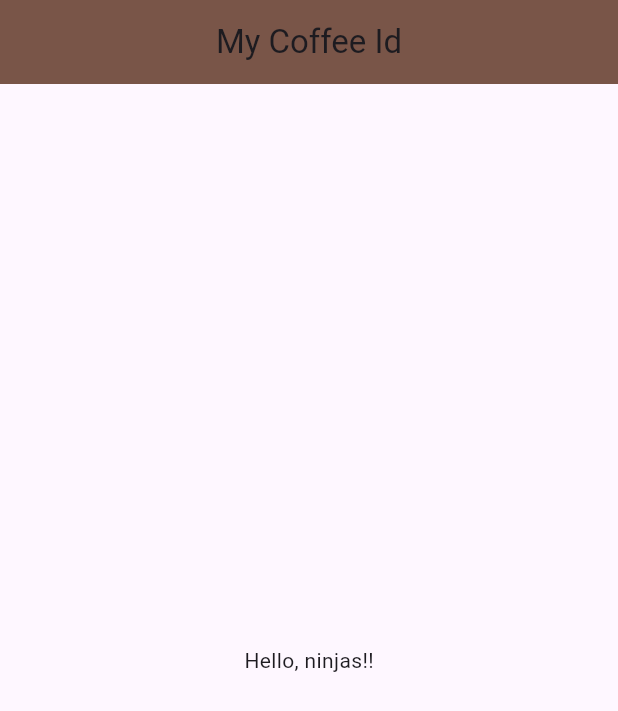
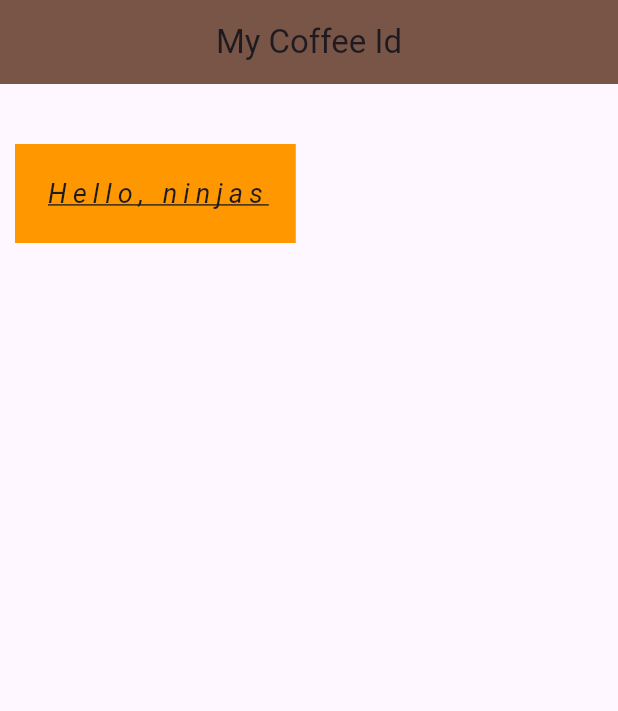
Before and after one commit to lordsayur/coffee-card, a Flutter app: the screen it shows after launch, on a phone screen of 412 x 824 dp. Shown: the top 711 px of the screen. Run offline on Flutter 3.47's test engine with Material 3 defaults, Android fonts, the phone set to English and light mode, and no system bars.

Commit message:
✨ #9 Containers

```diff
--- a/lib/main.dart
+++ b/lib/main.dart
@@ -18,10 +18,18 @@ class Home extends StatelessWidget {
 
   @override
   Widget build(BuildContext context) {
-    return const Directionality(
+    return Directionality(
       textDirection: TextDirection.ltr, // or rtl based on your app's layout
-      child: Center(
-        child: Text("Hello, ninjas!!"),
+      child: Container(
+        color: Colors.orange,
+        padding: const EdgeInsets.all(20),
+        margin: const EdgeInsets.fromLTRB(10, 40, 0, 0),
+        child: const Text("Hello, ninjas",
+            style: TextStyle(
+                fontSize: 18,
+                letterSpacing: 4,
+                decoration: TextDecoration.underline,
+                fontStyle: FontStyle.italic)),
       ),
     );
   }
```
Also changed, not shown: 1 other file.
